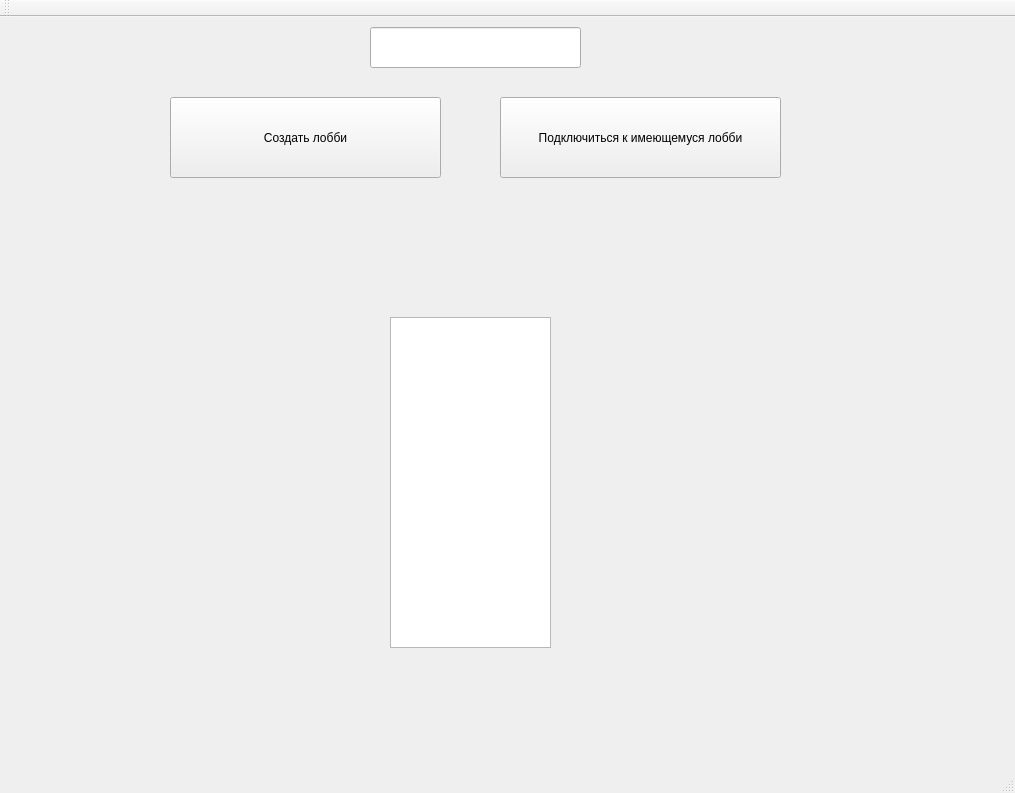
First picture: the form in FightingClient/gui.ui, repository BReakMyMinD/fightingClient, before the edit.
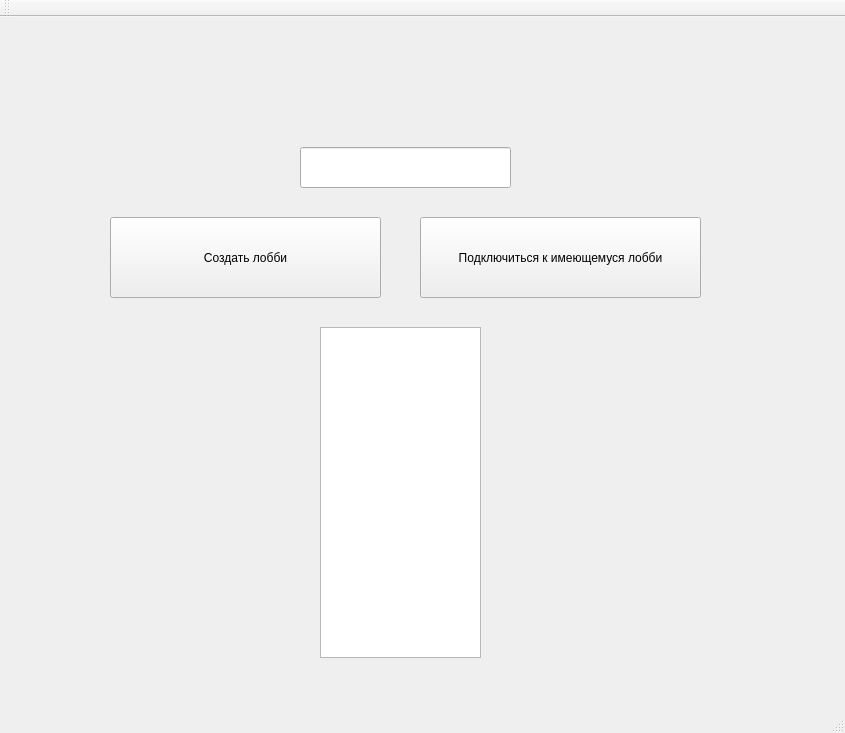
Second picture: the form after the edit.

```diff
--- a/FightingClient/gui.ui
+++ b/FightingClient/gui.ui
@@ -6,8 +6,8 @@
    <rect>
     <x>0</x>
     <y>0</y>
-    <width>1015</width>
-    <height>793</height>
+    <width>845</width>
+    <height>733</height>
    </rect>
   </property>
   <property name="windowTitle">
@@ -17,17 +17,17 @@
    <widget class="QWidget" name="menuWidget" native="true">
     <property name="geometry">
      <rect>
-      <x>20</x>
-      <y>0</y>
-      <width>1001</width>
+      <x>-50</x>
+      <y>10</y>
+      <width>881</width>
       <height>701</height>
      </rect>
     </property>
     <widget class="QPushButton" name="createLobby">
      <property name="geometry">
       <rect>
-       <x>150</x>
-       <y>80</y>
+       <x>160</x>
+       <y>190</y>
        <width>271</width>
        <height>81</height>
       </rect>
@@ -39,8 +39,8 @@
     <widget class="QPushButton" name="joinLobby">
      <property name="geometry">
       <rect>
-       <x>480</x>
-       <y>80</y>
+       <x>470</x>
+       <y>190</y>
        <width>281</width>
        <height>81</height>
       </rect>
@@ -53,7 +53,7 @@
      <property name="geometry">
       <rect>
        <x>350</x>
-       <y>10</y>
+       <y>120</y>
        <width>211</width>
        <height>41</height>
       </rect>
@@ -72,9 +72,9 @@
     <widget class="QLabel" name="status">
      <property name="geometry">
       <rect>
-       <x>50</x>
-       <y>180</y>
-       <width>851</width>
+       <x>260</x>
+       <y>10</y>
+       <width>501</width>
        <height>91</height>
       </rect>
      </property>
```
Left out of the diff: 2 changed lines with no effect on the pictures.
